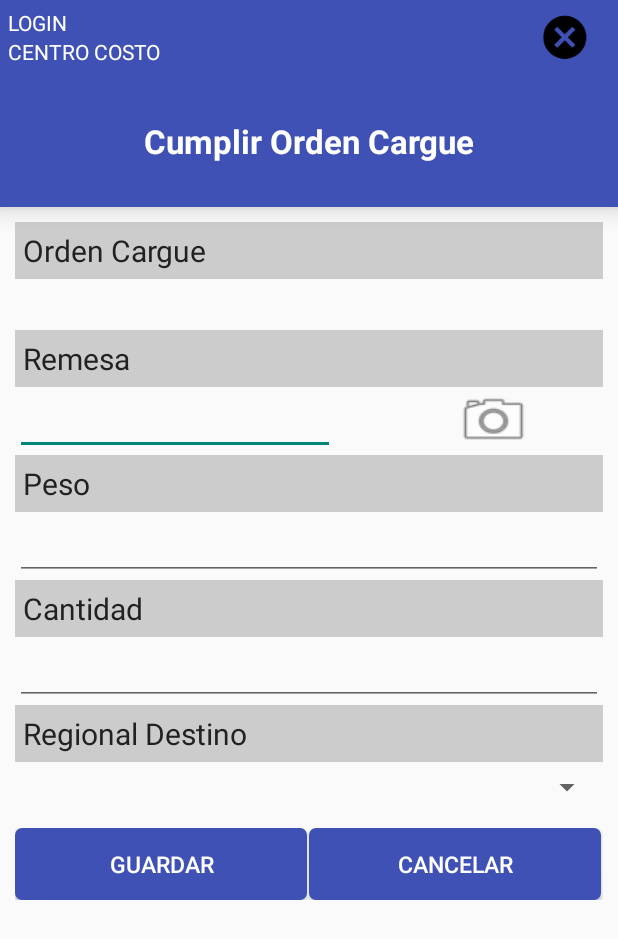
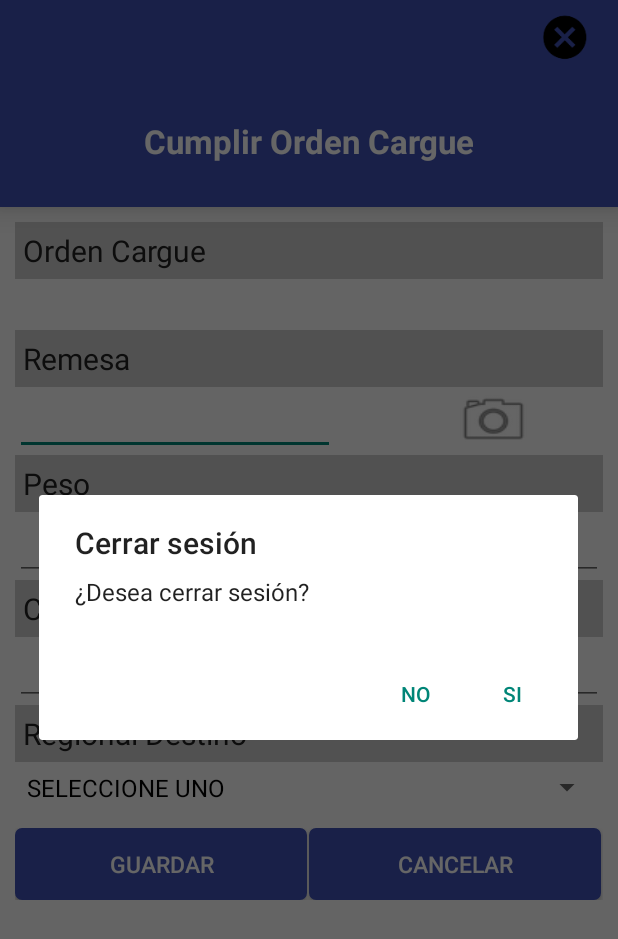
Before and after one commit to monaleja/GestionarRecoleccion, an Android app: the CumplirOrdenCargue screen opened directly, with no data from a screen before it, after a tap on an icon or button, on a phone screen of 412 x 824 dp. Shown: the top 939 px of the screen. Run offline under Robolectric (Android 15) with nearby library versions, the phone set to English and light mode, and no system bars.

Commit message:
se actualiza cumplir orden cargue

```diff
--- a/app/src/main/java/com/gestionarrecoleccion/gestionarrecoleccion/CumplirOrdenCargue.java
+++ b/app/src/main/java/com/gestionarrecoleccion/gestionarrecoleccion/CumplirOrdenCargue.java
@@ -1,14 +1,22 @@
 package com.gestionarrecoleccion.gestionarrecoleccion;
 
+import android.content.Context;
+import android.content.DialogInterface;
+import android.content.Intent;
 import android.content.SharedPreferences;
 import android.os.Bundle;
+import android.support.v7.app.AlertDialog;
 import android.support.v7.app.AppCompatActivity;
+import android.view.View;
+import android.widget.ArrayAdapter;
 import android.widget.Button;
 import android.widget.EditText;
+import android.widget.ImageView;
 import android.widget.Spinner;
 import android.widget.TextView;
 
 import com.gestionarrecoleccion.gestionarrecoleccion.modelos.OrdenCargueEntidad;
+import com.gestionarrecoleccion.gestionarrecoleccion.modelos.RegionalEntidad;
 
 import java.util.ArrayList;
 
@@ -26,17 +34,93 @@ public class CumplirOrdenCargue extends AppCompatActivity {
     Spinner spRegionalDestino;
     Button btnGuardarCumplido;
     Button btnCancelarCumplido;
+    ImageView ivCerrarSesion;
     SharedPreferences sharedPref;
     ArrayList<OrdenCargueEntidad> arrayOrdenescargue = new ArrayList<OrdenCargueEntidad>();
-    //ArrayList<RegionalEntidad> objRegional = new ArrayList<RegionalEntidad>();
-    //ArrayAdapter<RegionalEntidad> regionalAdapter;
+    ArrayList<RegionalEntidad> objRegional = new ArrayList<RegionalEntidad>();
+    ArrayAdapter<RegionalEntidad> regionalAdapter;
 
     @Override
     protected void onCreate(Bundle savedInstanceState) {
         super.onCreate(savedInstanceState);
         setContentView(R.layout.activity_cumplir_ordencargue);
-        //initComponents();
+        initComponents();
     }
 
+    public void initComponents(){
+        sharedPref = getSharedPreferences("DatosSesionRedetransMovil",Context.MODE_PRIVATE);
+        tvUsuarioLogin = (TextView) findViewById(R.id.tvUsuarioLogin);
+        tvUsuarioCentrocosto = (TextView) findViewById(R.id.tvUsuarioCentrocosto);
+        tvUsuarioLogin.setText(sharedPref.getString("usuarioLogin", ""));
+        tvUsuarioCentrocosto.setText(sharedPref.getString("cencosNombre", ""));
+        ivCerrarSesion = (ImageView) findViewById(R.id.imageView);
+        tvOrdenCargueCodigo = (TextView) findViewById(R.id.tvOrdenCargueCodigo);
+        etRemesa = (EditText) findViewById(R.id.etRemesa);
+        etPeso = (EditText) findViewById(R.id.etPeso);
+        etCantidad = (EditText) findViewById(R.id.etCantidad);
+        spRegionalDestino = (Spinner) findViewById(R.id.spRegionalDestino);
+        btnGuardarCumplido = (Button) findViewById(R.id.btnGuardarCumplido);
+        btnCancelarCumplido = (Button) findViewById(R.id.btnCancelarCumplido);
+        poblarRegional();
+    }
 
+    public void poblarRegional(){
+        objRegional.add(new RegionalEntidad("0","SELECCIONE UNO"));
+        objRegional.add(new RegionalEntidad("1","CENTRO"));
+        objRegional.add(new RegionalEntidad("2","ANTIOQUIA"));
+        objRegional.add(new RegionalEntidad("3","OCCIDENTE"));
+        objRegional.add(new RegionalEntidad("4","EJE CAFETERO"));
+        objRegional.add(new RegionalEntidad("5","SANTANDER SUR"));
+        objRegional.add(new RegionalEntidad("6","COSTA NORTE"));
+        objRegional.add(new RegionalEntidad("7","TOLIMA GRANDE"));
+        objRegional.add(new RegionalEntidad("8","COSTA BAJA PLANETA"));
+        objRegional.add(new RegionalEntidad("9","SANTANDER NORTE"));
+        objRegional.add(new RegionalEntidad("10","COSTA CARIBE"));
+        objRegional.add(new RegionalEntidad("13","COSTA MEDIA SINCELEJO"));
+        objRegional.add(new RegionalEntidad("25","NACIONAL PRINCIPAL"));
+
+        regionalAdapter = new ArrayAdapter<RegionalEntidad>(this, android.R.layout.simple_spinner_dropdown_item, objRegional);
+        spRegionalDestino.setAdapter(regionalAdapter);
+    }
+
+    public void cancelarCumplido(View view){
+        btnCancelarCumplido.setOnClickListener(new View.OnClickListener() {
+            @Override
+            public void onClick(View view) {
+                Intent intent = new Intent(CumplirOrdenCargue.this, ListaOrdenCargue.class);
+                intent.addFlags(Intent.FLAG_ACTIVITY_CLEAR_TOP | Intent.FLAG_ACTIVITY_NEW_TASK);
+                startActivity(intent);
+            }
+        });
+    }
+
+    public void cerrarSesion(View view)
+    {
+        destruirSesion();
+    }
+
+    public void destruirSesion() {
+        AlertDialog.Builder builder = new AlertDialog.Builder(CumplirOrdenCargue.this);
+        builder.setTitle("Cerrar sesión");
+        builder.setMessage("¿Desea cerrar sesión?");
+
+        builder.setPositiveButton("Si", new DialogInterface.OnClickListener() {
+            public void onClick(DialogInterface dialog, int id) {
+                SharedPreferences sharedPref = getSharedPreferences("DatosSesionRedetransMovil", Context.MODE_PRIVATE);
+                SharedPreferences.Editor editor = sharedPref.edit();
+                editor.clear().commit();
+
+                Intent intent = new Intent(CumplirOrdenCargue.this, Principal.class);
+                intent.addFlags(Intent.FLAG_ACTIVITY_CLEAR_TOP | Intent.FLAG_ACTIVITY_NEW_TASK);
+                startActivity(intent);
+            }
+        });
+        builder.setNegativeButton("No", new DialogInterface.OnClickListener() {
+            public void onClick(DialogInterface dialog, int id) {
+            }
+        });
+
+        AlertDialog dialog = builder.create();
+        dialog.show();
+    }
 }
--- /dev/null
+++ b/app/src/main/java/com/gestionarrecoleccion/gestionarrecoleccion/modelos/RegionalEntidad.java
@@ -0,0 +1,36 @@
+package com.gestionarrecoleccion.gestionarrecoleccion.modelos;
+
+/**
+ * Created by Alejandra on 2016/12/04
+ */
+
+public class RegionalEntidad {
+    String regionalCodigo;
+    String regionalNombre;
+
+    public RegionalEntidad(String regionalCodigo,String regionalNombre){
+        this.regionalCodigo = regionalCodigo;
+        this.regionalNombre = regionalNombre;
+    }
+
+    public String getRegionalCodigo() {
+        return regionalCodigo;
+    }
+
+    public void setRegionalCodigo(String regionalCodigo) {
+        this.regionalCodigo = regionalCodigo;
+    }
+
+    public String getRegionalNombre() {
+        return regionalNombre;
+    }
+
+    public void setRegionalNombre(String regionalNombre) {
+        this.regionalNombre = regionalNombre;
+    }
+
+    @Override
+    public String toString() {
+        return regionalNombre;
+    }
+}
--- a/app/src/main/res/layout/activity_cumplir_ordencargue.xml
+++ b/app/src/main/res/layout/activity_cumplir_ordencargue.xml
@@ -84,7 +84,6 @@
                 android:layout_marginRight="80dp" />
 
             <ImageView
-                android:id="@+id/imageView"
                 android:layout_width="51dp"
                 android:layout_height="44dp"
                 android:layout_gravity="right"
@@ -166,6 +165,7 @@
             android:layout_weight="1"
             style="@style/ButtonCS"
             android:background="@drawable/cbuttonblue"
-            android:layout_marginRight="1.5dp" />
+            android:layout_marginRight="1.5dp"
+            android:onClick="cancelarCumplido" />
     </LinearLayout>
 </LinearLayout>
```
